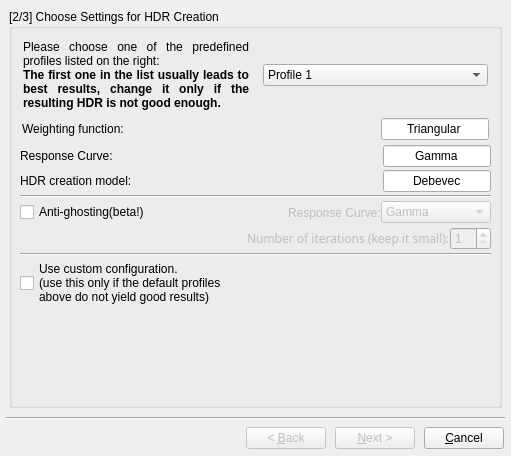
This is forms/hdrwizardform.ui in LuminanceHDR/LuminanceHDR as Qt 5 draws it before an edit. The edited form follows.
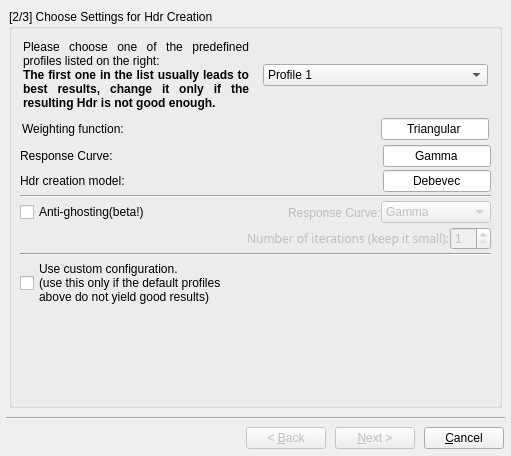
This is the edited form. The open tabs and pages were chosen to show the change. Icons and pictures are not drawn.

Commit message: forms/*ui fixed HDR/Hdr TIFF/Tiff inconsistencies

What changed in the file:
```diff
--- a/forms/hdrwizardform.ui
+++ b/forms/hdrwizardform.ui
@@ -223,7 +223,7 @@
        <item>
         <widget class="QGroupBox" name="groupBox_2" >
          <property name="title" >
-          <string>[2/3] Choose Settings for HDR Creation</string>
+          <string>[2/3] Choose Settings for Hdr Creation</string>
          </property>
          <layout class="QVBoxLayout" >
           <property name="margin" >
@@ -247,7 +247,7 @@
 p, li { white-space: pre-wrap; }
 &lt;/style>&lt;/head>&lt;body style=" font-family:'Sans Serif'; font-size:9pt; font-weight:400; font-style:normal; text-decoration:none;">
 &lt;p style=" margin-top:0px; margin-bottom:0px; margin-left:0px; margin-right:0px; -qt-block-indent:0; text-indent:0px;">Please choose one of the predefined profiles listed on the right:&lt;/p>
-&lt;p style=" margin-top:0px; margin-bottom:0px; margin-left:0px; margin-right:0px; -qt-block-indent:0; text-indent:0px;">&lt;span style=" font-weight:600;">The first one in the list usually leads to best results, change it only if the resulting HDR is not good enough.&lt;/span>&lt;/p>&lt;/body>&lt;/html></string>
+&lt;p style=" margin-top:0px; margin-bottom:0px; margin-left:0px; margin-right:0px; -qt-block-indent:0; text-indent:0px;">&lt;span style=" font-weight:600;">The first one in the list usually leads to best results, change it only if the resulting Hdr is not good enough.&lt;/span>&lt;/p>&lt;/body>&lt;/html></string>
               </property>
               <property name="alignment" >
                <set>Qt::AlignJustify|Qt::AlignVCenter</set>
@@ -409,7 +409,7 @@
             <item>
              <widget class="QLabel" name="label_model" >
               <property name="text" >
-               <string>HDR creation model:</string>
+               <string>Hdr creation model:</string>
               </property>
              </widget>
             </item>
```
Left out of the diff: 4 changed lines with no effect on the pictures. The commit also changes 3 other files.
